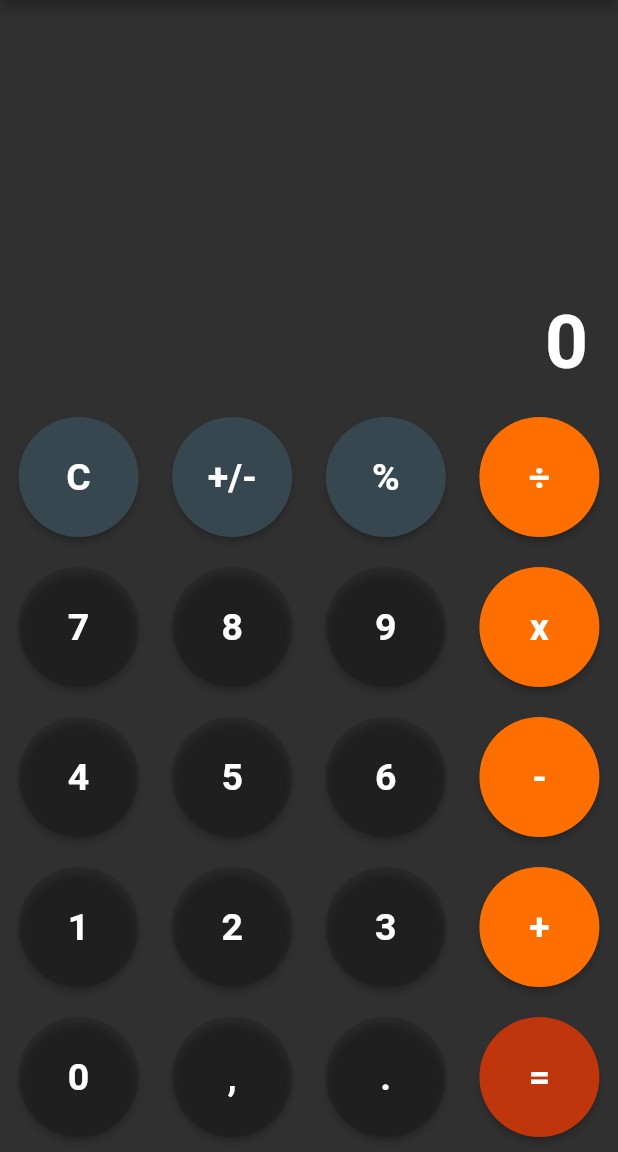
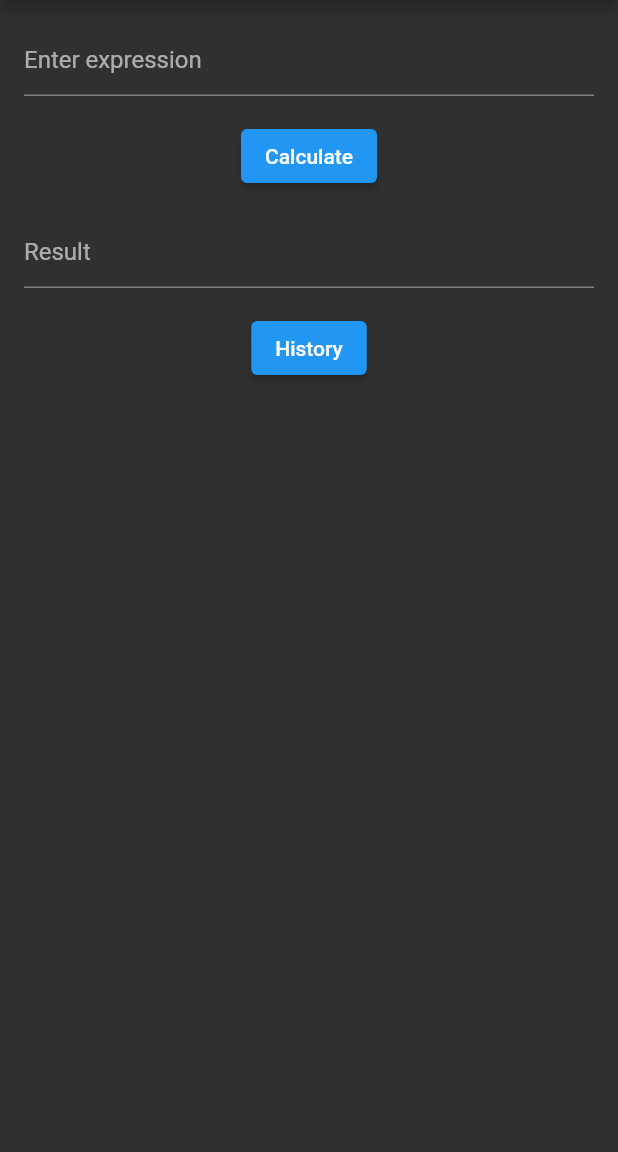
Before and after one commit to mari-liis-truija/Flutter_Calculator, a Flutter app: the screen it shows after launch, on a phone screen of 412 x 824 dp, the part 84-1236 px from its top. Run offline on Flutter 3.47's test engine with Material 2 defaults, Android fonts, the phone set to English and light mode, and no system bars; our stand-ins replace math_expressions, sqflite; accounts and stored records are empty.

Commit message:
add history and persistence logic, new ui (couldn't get it to work on older ui)

```diff
--- /dev/null
+++ b/04_history_and_persistence/lib/helpers/database_helper.dart
@@ -0,0 +1,36 @@
+import 'dart:async';
+import 'package:path/path.dart';
+import 'package:sqflite/sqflite.dart';
+
+class DatabaseProvider {
+  static const String TABLE_HISTORY = "history";
+  static const String COLUMN_ID = "id";
+  static const String COLUMN_EXPRESSION = "expression";
+  static const String COLUMN_RESULT = "result";
+
+  static Future<Database> open() async {
+    return openDatabase(
+      join(await getDatabasesPath(), 'history_database.db'),
+      onCreate: (db, version) {
+        return db.execute(
+          'CREATE TABLE $TABLE_HISTORY($COLUMN_ID INTEGER PRIMARY KEY, $COLUMN_EXPRESSION TEXT, $COLUMN_RESULT TEXT)',
+        );
+      },
+      version: 1,
+    );
+  }
+
+  static Future<void> insertHistory(Map<String, dynamic> history) async {
+    final Database db = await open();
+    await db.insert(
+      TABLE_HISTORY,
+      history,
+      conflictAlgorithm: ConflictAlgorithm.replace,
+    );
+  }
+
+  static Future<List<Map<String, dynamic>>> getHistory() async {
+    final Database db = await open();
+    return db.query(TABLE_HISTORY, orderBy: "$COLUMN_ID DESC");
+  }
+}
--- a/04_history_and_persistence/lib/screens/calculator_screen.dart
+++ b/04_history_and_persistence/lib/screens/calculator_screen.dart
@@ -1,144 +1,17 @@
 import 'package:flutter/material.dart';
+import 'package:math_expressions/math_expressions.dart';
 import '../widgets/calculator_button.dart';
+import 'history_screen.dart';
 import 'km_to_mile_screen.dart';
+import '../helpers/database_helper.dart';
 
-class CalculatorScreen extends StatefulWidget {
-  @override
-  _CalculatorScreenState createState() => _CalculatorScreenState();
-}
-
-class _CalculatorScreenState extends State<CalculatorScreen> {
-  String _output = "0";
-  String _expression = "";
-  String _operator = "";
-  double _num1 = 0;
-  double _num2 = 0;
-  bool _clear = false;
-  bool _isDecimal = false;
-
-  void _handleButtonPress(String text) {
-    setState(() {
-      switch (text) {
-        case "C":
-          _output = "0";
-          _expression = "";
-          _operator = "";
-          _num1 = 0;
-          _num2 = 0;
-          _clear = false;
-          _isDecimal = false;
-          break;
-        case "+/-":
-          if (_output != "0") {
-            if (_output[0] == "-") {
-              _output = _output.substring(1);
-            } else {
-              _output = "-" + _output;
-            }
-          }
-          break;
-        case "%":
-          if (_output != "0") {
-            _output = (double.parse(_output) / 100).toString();
-          }
-          break;
-        case ",":
-          if (!_isDecimal) {
-            _output += ",";
-            _isDecimal = true;
-          }
-          break;
-        case ".":
-          if (!_isDecimal) {
-            _output += ".";
-            _isDecimal = true;
-          }
-          break;
-        case "+":
-        case "-":
-        case "x":
-        case "÷":
-          if (_num1 == 0) {
-            _num1 = double.parse(_output);
-            _operator = text;
-            _expression = _output + _operator;
-            _output = "0";
-            _isDecimal = false;
-          } else {
-            _num2 = double.parse(_output);
-            switch (_operator) {
-              case "+":
-                _num1 += _num2;
-                break;
-              case "-":
-                _num1 -= _num2;
-                break;
-              case "x":
-                _num1 *= _num2;
-                break;
-              case "÷":
-                _num1 /= _num2;
-                break;
-            }
-            _operator = text;
-            _expression = _num1.toString() + _operator;
-            _output = "0";
-            _isDecimal = false;
-          }
-          break;
-        case "=":
-          if (_num1 != 0) {
-            _num2 = double.parse(_output);
-            switch (_operator) {
-              case "+":
-                _num1 += _num2;
-                break;
-              case "-":
-                _num1 -= _num2;
-                break;
-              case "x":
-                _num1 *= _num2;
-                break;
-              case "÷":
-                _num1 /= _num2;
-                break;
-            }
-            _output = _num1.toString();
-            _expression = "";
-            _num1 = 0;
-            _num2 = 0;
-            _operator = "";
-            _isDecimal = false;
-          }
-          break;
-        default:
-          if (_clear) {
-            _output = "0";
-            _expression = "";
-            _clear = false;
-          }
-          if (_output == "0") {
-            _output = text;
-          } else {
-            _output += text;
-          }
-          break;
-      }
-    });
-  }
-
-  Widget buildButton(String text, Color color) {
-    return CalculatorButton(
-      text: text,
-      color: color,
-      onPressed: () => _handleButtonPress(text),
-    );
-  }
+class CalculatorScreen extends StatelessWidget {
+  final TextEditingController inputController = TextEditingController();
+  final TextEditingController outputController = TextEditingController();
 
   @override
   Widget build(BuildContext context) {
     return Scaffold(
-      // backgroundColor: Colors.white10,
         appBar: AppBar(
           title: Text('Calculator'),
           actions: [
@@ -153,82 +26,54 @@ class _CalculatorScreenState extends State<CalculatorScreen> {
             ),
           ],
         ),
-      body: Column(
+        body: Padding(
+          padding: const EdgeInsets.all(16.0),
+          child: Column(
             children: [
-          Expanded(
-            child: Container(
-              padding: EdgeInsets.symmetric(horizontal: 20, vertical: 10),
-              alignment: Alignment.bottomRight,
-              child: Column(
-                mainAxisAlignment: MainAxisAlignment.end,
-                crossAxisAlignment: CrossAxisAlignment.end,
-                children: [
-                  Text(
-                    _expression,
-                    style: TextStyle(
-                      fontSize: 20,
-                      color: Colors.grey[400],
+              TextField(
+                controller: inputController,
+                decoration: InputDecoration(
+                  hintText: "Enter expression",
                 ),
               ),
-                  SizedBox(height: 10),
-                  Text(
-                    _output,
-                    style: TextStyle(
-                      fontSize: 50,
-                      fontWeight: FontWeight.bold,
+              SizedBox(height: 16),
+              ElevatedButton(
+                child: Text("Calculate"),
+                onPressed: () {
+                  String expression = inputController.text;
+                  Parser parser = Parser();
+                  Expression exp = parser.parse(expression);
+                  ContextModel cm = ContextModel();
+                  double result = exp.evaluate(EvaluationType.REAL, cm);
+                  outputController.text = result.toString();
+                  Map<String, dynamic> history = {
+                    DatabaseProvider.COLUMN_EXPRESSION: expression,
+                    DatabaseProvider.COLUMN_RESULT: result.toString(),
+                  };
+                  DatabaseProvider.insertHistory(history);
+                },
               ),
+              SizedBox(height: 16),
+              TextField(
+                controller: outputController,
+                decoration: InputDecoration(
+                  hintText: "Result",
+                ),
+              ),
+              SizedBox(height: 16),
+              ElevatedButton(
+                child: Text("History"),
+                onPressed: () {
+                  Navigator.push(
+                    context,
+                    MaterialPageRoute(builder: (context) => HistoryScreen()),
+                  );
+                },
               ),
             ],
           ),
         ),
-          ),
-          Row(
-            mainAxisAlignment: MainAxisAlignment.spaceEvenly,
-            children: [
-              buildButton("C", Colors.blueGrey[800]!),
-              buildButton("+/-", Colors.blueGrey[800]!),
-              buildButton("%", Colors.blueGrey[800]!),
-              buildButton("÷", Colors.amber[900]!),
-            ],
-          ),
-          Row(
-            mainAxisAlignment: MainAxisAlignment.spaceEvenly,
-            children: [
-              buildButton("7", Colors.black12),
-              buildButton("8", Colors.black12),
-              buildButton("9", Colors.black12),
-              buildButton("x", Colors.amber[900]!),
-            ],
-          ),
-          Row(
-            mainAxisAlignment: MainAxisAlignment.spaceEvenly,
-            children: [
-              buildButton("4", Colors.black12),
-              buildButton("5", Colors.black12),
-              buildButton("6", Colors.black12),
-              buildButton("-", Colors.amber[900]!),
-            ],
-          ),
-          Row(
-            mainAxisAlignment: MainAxisAlignment.spaceEvenly,
-            children: [
-              buildButton("1", Colors.black12),
-              buildButton("2", Colors.black12),
-              buildButton("3", Colors.black12),
-              buildButton("+", Colors.amber[900]!),
-            ],
-          ),
-          Row(
-            mainAxisAlignment: MainAxisAlignment.spaceEvenly,
-            children: [
-              buildButton("0", Colors.black12),
-              buildButton(",", Colors.black12),
-              buildButton(".", Colors.black12),
-              buildButton("=", Colors.deepOrange[900]!),
-            ],
-          ),
-        ],
-      ),
+
     );
   }
 }
```
Also changed, not shown: 04_history_and_persistence/lib/screens/history_screen.dart (added, +35 -0 lines), 04_history_and_persistence/pubspec.yaml (+6 -1 lines), 04_history_and_persistence/3_km_to_mile_converter.gif (deleted), 04_history_and_persistence/pubspec.lock, 4 other files. Lines whose indentation alone changed are shown as unchanged.
